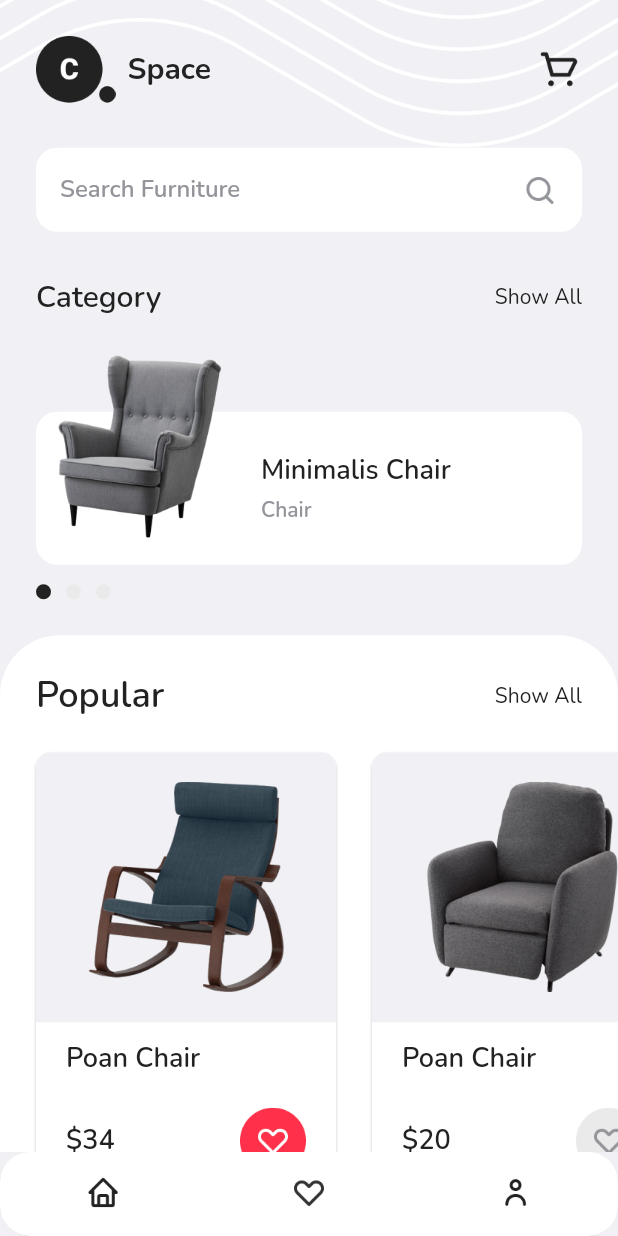
After one commit to muharrir/space, a Flutter app: the HomePage screen opened by its route, on a phone screen of 412 x 824 dp. The commit adds this screen. Run offline on Flutter 3.47's test engine with Material 2 defaults, Android fonts, the phone set to English and light mode, and no system bars; drawn by our look-alikes of carousel_slider; our stand-ins replace fluttertoast, google_fonts.

Commit message:
added home page + widgets

```diff
--- a/lib/main.dart
+++ b/lib/main.dart
@@ -1,4 +1,5 @@
 import 'package:flutter/material.dart';
+import 'package:space/pages/home_page.dart';
 import 'package:space/pages/onboarding_page.dart';
 import 'package:space/pages/sign_in_page.dart';
 import 'package:space/pages/splash_page.dart';
@@ -16,6 +17,7 @@ class MyApp extends StatelessWidget {
         '/': (context) => const SplashPage(),
         '/onboarding': (context) => const OnboardingPage(),
         '/sign-in': (context) => const SignInPage(),
+        '/home': (context) => const HomePage(),
       },
     );
   }
--- /dev/null
+++ b/lib/pages/home_page.dart
@@ -0,0 +1,302 @@
+import 'package:carousel_slider/carousel_slider.dart';
+import 'package:flutter/material.dart';
+import 'package:space/theme.dart';
+import 'package:space/widgets/home_category_item.dart';
+import 'package:space/widgets/home_popular_item.dart';
+
+class HomePage extends StatefulWidget {
+  const HomePage({Key? key}) : super(key: key);
+
+  @override
+  State<HomePage> createState() => _HomePageState();
+}
+
+class _HomePageState extends State<HomePage> {
+  int categoryIndex = 0;
+
+  @override
+  Widget build(BuildContext context) {
+    return Scaffold(
+      backgroundColor: kWhiteGreyColor,
+      bottomNavigationBar: ClipRRect(
+        borderRadius: BorderRadius.circular(20),
+        child: BottomNavigationBar(
+          backgroundColor: kWhiteColor,
+          showUnselectedLabels: false,
+          showSelectedLabels: false,
+          items: [
+            BottomNavigationBarItem(
+              icon: Image.asset(
+                'assets/icon_home.png',
+                width: 24,
+              ),
+              label: 'home',
+            ),
+            BottomNavigationBarItem(
+              icon: Image.asset(
+                'assets/icon_wishlist.png',
+                width: 24,
+              ),
+              label: 'wishlist',
+            ),
+            BottomNavigationBarItem(
+              icon: Image.asset(
+                'assets/icon_profile.png',
+                width: 24,
+              ),
+              label: 'profile',
+            ),
+          ],
+        ),
+      ),
+      body: Stack(
+        children: [
+          Image.asset('assets/image_background.png'),
+          ListView(
+            children: [
+              //NOTE: HEADER / TITLE
+              Container(
+                margin: const EdgeInsets.only(top: 24),
+                padding: const EdgeInsets.symmetric(horizontal: 24),
+                child: Row(
+                  children: [
+                    Image.asset(
+                      'assets/logo_dark.png',
+                      width: 53,
+                    ),
+                    const SizedBox(
+                      width: 8,
+                    ),
+                    Text(
+                      'Space',
+                      style: blackTextStyle.copyWith(
+                        fontSize: 20,
+                        fontWeight: bold,
+                      ),
+                    ),
+                    const Spacer(),
+                    Image.asset(
+                      'assets/icon_cart.png',
+                      width: 30,
+                    ),
+                  ],
+                ),
+              ),
+
+              //NOTE: SEARCH BAR
+              Container(
+                margin: const EdgeInsets.only(
+                  top: 30,
+                  left: 24,
+                  right: 24,
+                ),
+                padding: const EdgeInsets.all(16),
+                decoration: BoxDecoration(
+                  color: kWhiteColor,
+                  borderRadius: BorderRadius.circular(14),
+                ),
+                child: Row(
+                  mainAxisAlignment: MainAxisAlignment.spaceBetween,
+                  children: [
+                    Text(
+                      'Search Furniture',
+                      style: greyTextStyle.copyWith(
+                        fontSize: 16,
+                        fontWeight: semiBold,
+                      ),
+                    ),
+                    Image.asset(
+                      'assets/icon_search.png',
+                      width: 24,
+                      color: kGreyColor,
+                    ),
+                  ],
+                ),
+              ),
+
+              //NOTE: CATEGORY TITLE
+              Container(
+                margin: const EdgeInsets.only(
+                  top: 30,
+                  left: 24,
+                  right: 24,
+                ),
+                child: Row(
+                  mainAxisAlignment: MainAxisAlignment.spaceBetween,
+                  children: [
+                    Text(
+                      'Category',
+                      style: blackTextStyle.copyWith(
+                        fontSize: 20,
+                        fontWeight: semiBold,
+                      ),
+                    ),
+                    Text(
+                      'Show All',
+                      style: blackTextStyle,
+                    ),
+                  ],
+                ),
+              ),
+
+              //NOTE: CATEGORY CAROUSEL
+              Container(
+                margin: const EdgeInsets.only(top: 25),
+                child: CarouselSlider(
+                  items: const [
+                    HomeCategoryItem(
+                      title: 'Minimalis Chair',
+                      subtitle: 'Chair',
+                      imageUrl: 'assets/image_product_category1.png',
+                    ),
+                    HomeCategoryItem(
+                      title: 'Minimalis Table',
+                      subtitle: 'Table',
+                      imageUrl: 'assets/image_product_category2.png',
+                    ),
+                    HomeCategoryItem(
+                      title: 'Minimalis Chair',
+                      subtitle: 'Chair',
+                      imageUrl: 'assets/image_product_category3.png',
+                    ),
+                  ],
+                  options: CarouselOptions(
+                    height: 140,
+                    enableInfiniteScroll: false,
+                    viewportFraction: 1,
+                    onPageChanged: (value, _) {
+                      setState(() {
+                        categoryIndex = value;
+                      });
+                    },
+                  ),
+                ),
+              ),
+
+              //NOTE: CATEGORY CAROUSEL INDICATOR
+              Container(
+                margin: const EdgeInsets.only(
+                  top: 13,
+                  left: 24,
+                  right: 24,
+                ),
+                child: Row(
+                  children: [
+                    Container(
+                      width: 10,
+                      height: 10,
+                      margin: const EdgeInsets.only(right: 10),
+                      decoration: BoxDecoration(
+                        color:
+                            categoryIndex == 0 ? kBlackColor : kLineDarkColor,
+                        shape: BoxShape.circle,
+                      ),
+                    ),
+                    Container(
+                      width: 10,
+                      height: 10,
+                      margin: const EdgeInsets.only(right: 10),
+                      decoration: BoxDecoration(
+                        color:
+                            categoryIndex == 1 ? kBlackColor : kLineDarkColor,
+                        shape: BoxShape.circle,
+                      ),
+                    ),
+                    Container(
+                      width: 10,
+                      height: 10,
+                      margin: const EdgeInsets.only(right: 10),
+                      decoration: BoxDecoration(
+                        color:
+                            categoryIndex == 2 ? kBlackColor : kLineDarkColor,
+                        shape: BoxShape.circle,
+                      ),
+                    ),
+                  ],
+                ),
+              ),
+
+              //NOTE: POPULAR SECTION
+              Container(
+                margin: const EdgeInsets.only(top: 24),
+                decoration: BoxDecoration(
+                  borderRadius: const BorderRadius.vertical(
+                    top: Radius.circular(40),
+                  ),
+                  color: kWhiteColor,
+                ),
+                child: Column(
+                  children: [
+                    Container(
+                      margin: const EdgeInsets.only(
+                        top: 24,
+                        right: 24,
+                        left: 24,
+                      ),
+                      child: Row(
+                        mainAxisAlignment: MainAxisAlignment.spaceBetween,
+                        children: [
+                          Text(
+                            'Popular',
+                            style: blackTextStyle.copyWith(
+                              fontSize: 24,
+                              fontWeight: semiBold,
+                            ),
+                          ),
+                          Text(
+                            'Show All',
+                            style: blackTextStyle,
+                          ),
+                        ],
+                      ),
+                    ),
+                    const SizedBox(
+                      height: 16,
+                    ),
+                    SizedBox(
+                      height: 310,
+                      child: SingleChildScrollView(
+                        scrollDirection: Axis.horizontal,
+                        child: Row(
+                          children: const [
+                            HomePopularItem(
+                              title: 'Poan Chair',
+                              imageUrl: 'assets/image_product_popular1.png',
+                              margin: EdgeInsets.only(left: 24),
+                              price: 34,
+                              isWishlist: true,
+                            ),
+                            HomePopularItem(
+                              title: 'Poan Chair',
+                              imageUrl: 'assets/image_product_popular2.png',
+                              margin: EdgeInsets.only(left: 24),
+                              price: 20,
+                              isWishlist: false,
+                            ),
+                            HomePopularItem(
+                              title: 'Poan Chair',
+                              imageUrl: 'assets/image_product_popular3.png',
+                              margin: EdgeInsets.only(
+                                left: 24,
+                                right: 24,
+                              ),
+                              price: 28,
+                              isWishlist: false,
+                            ),
+                          ],
+                        ),
+                      ),
+                    ),
+                    const SizedBox(
+                      height: 50,
+                    ),
+                  ],
+                ),
+              ),
+            ],
+          ),
+        ],
+      ),
+    );
+  }
+}
--- a/lib/pages/sign_in_page.dart
+++ b/lib/pages/sign_in_page.dart
@@ -227,6 +227,8 @@ class _SignInPageState extends State<SignInPage> {
                 toastDuration: const Duration(seconds: 2),
                 gravity: ToastGravity.BOTTOM,
               );
+            } else {
+              Navigator.pushNamed(context, '/home');
             }
           });
         },
--- /dev/null
+++ b/lib/widgets/home_category_item.dart
@@ -0,0 +1,70 @@
+import 'package:flutter/material.dart';
+import 'package:space/theme.dart';
+
+class HomeCategoryItem extends StatelessWidget {
+  final String title;
+  final String subtitle;
+  final String imageUrl;
+
+  const HomeCategoryItem({
+    Key? key,
+    required this.title,
+    required this.subtitle,
+    required this.imageUrl,
+  }) : super(key: key);
+
+  @override
+  Widget build(BuildContext context) {
+    return SizedBox(
+      height: 123,
+      width: MediaQuery.of(context).size.width - (2 * 24),
+      child: Stack(
+        children: [
+          Align(
+            alignment: Alignment.bottomCenter,
+            child: Container(
+              height: 102,
+              decoration: BoxDecoration(
+                color: kWhiteColor,
+                borderRadius: BorderRadius.circular(14),
+              ),
+              child: Row(
+                children: [
+                  const SizedBox(
+                    width: 150,
+                  ),
+                  Column(
+                    mainAxisAlignment: MainAxisAlignment.center,
+                    crossAxisAlignment: CrossAxisAlignment.start,
+                    children: [
+                      Text(
+                        title,
+                        style: blackTextStyle.copyWith(
+                          fontSize: 18,
+                          fontWeight: semiBold,
+                        ),
+                      ),
+                      const SizedBox(
+                        height: 4,
+                      ),
+                      Text(
+                        subtitle,
+                        style: greyTextStyle.copyWith(
+                          fontWeight: semiBold,
+                        ),
+                      ),
+                    ],
+                  ),
+                ],
+              ),
+            ),
+          ),
+          Image.asset(
+            imageUrl,
+            height: 122,
+          ),
+        ],
+      ),
+    );
+  }
+}
--- /dev/null
+++ b/lib/widgets/home_popular_item.dart
@@ -0,0 +1,92 @@
+import 'package:flutter/material.dart';
+import 'package:space/theme.dart';
+
+class HomePopularItem extends StatelessWidget {
+  final String title;
+  final String imageUrl;
+  final EdgeInsets margin;
+  final int price;
+  final bool isWishlist;
+
+  const HomePopularItem({
+    Key? key,
+    required this.title,
+    required this.imageUrl,
+    this.margin = EdgeInsets.zero,
+    required this.price,
+    required this.isWishlist,
+  }) : super(key: key);
+
+  @override
+  Widget build(BuildContext context) {
+    return SizedBox(
+      height: 300,
+      child: Card(
+        shape: RoundedRectangleBorder(
+          borderRadius: BorderRadius.circular(10),
+        ),
+        margin: margin,
+        child: Column(
+          children: [
+            Container(
+              width: 200,
+              height: 180,
+              decoration: BoxDecoration(
+                color: kWhiteGreyColor,
+                borderRadius: const BorderRadius.vertical(
+                  top: Radius.circular(10),
+                ),
+              ),
+              child: Center(
+                child: Image.asset(
+                  imageUrl,
+                  width: 160,
+                ),
+              ),
+            ),
+            Container(
+              width: 200,
+              padding: const EdgeInsets.symmetric(
+                horizontal: 20,
+                vertical: 12,
+              ),
+              child: Column(
+                crossAxisAlignment: CrossAxisAlignment.start,
+                children: [
+                  Text(
+                    title,
+                    style: blackTextStyle.copyWith(
+                      fontSize: 18,
+                      fontWeight: semiBold,
+                    ),
+                  ),
+                  const SizedBox(
+                    height: 20,
+                  ),
+                  Row(
+                    mainAxisAlignment: MainAxisAlignment.spaceBetween,
+                    children: [
+                      Text(
+                        '\$$price',
+                        style: blackTextStyle.copyWith(
+                          fontSize: 18,
+                          fontWeight: semiBold,
+                        ),
+                      ),
+                      Image.asset(
+                        isWishlist
+                            ? 'assets/button_wishlist_active.png'
+                            : 'assets/button_wishlist.png',
+                        width: 44,
+                      ),
+                    ],
+                  ),
+                ],
+              ),
+            ),
+          ],
+        ),
+      ),
+    );
+  }
+}
```
Also changed, not shown: assets/image_product_popular1.png (added), assets/image_product_popular2.png (added), 1 other file.
